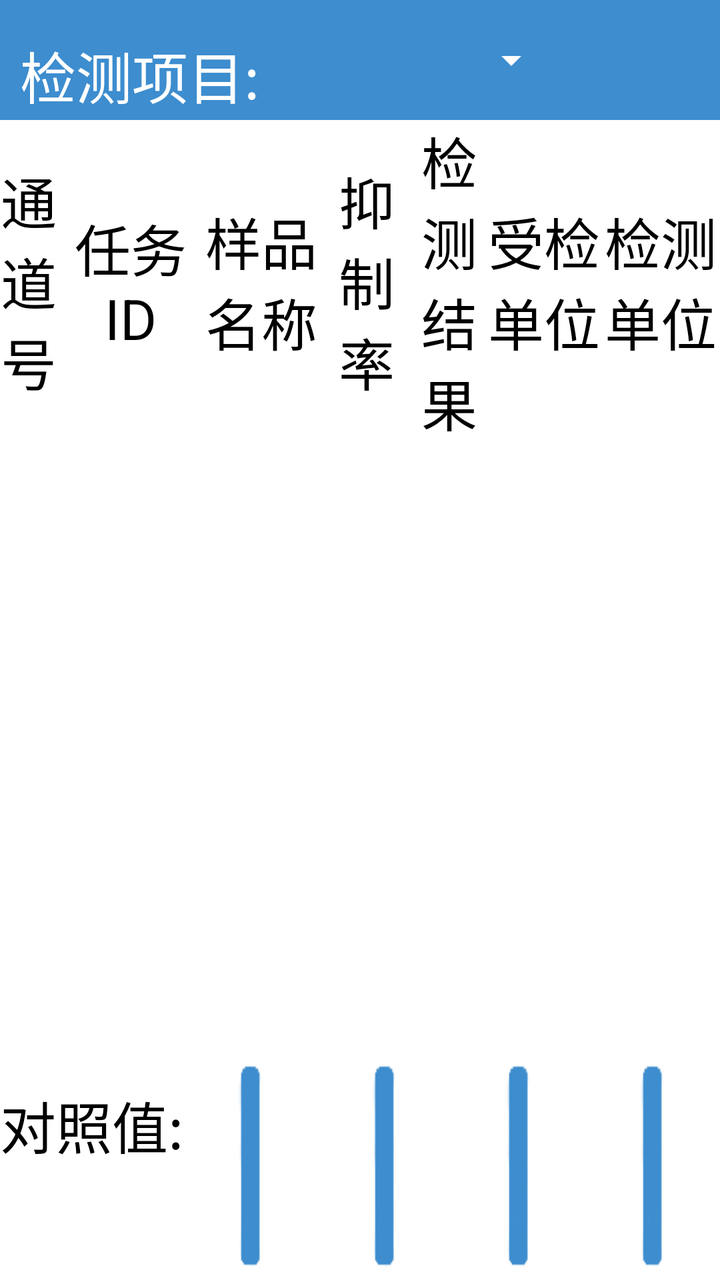
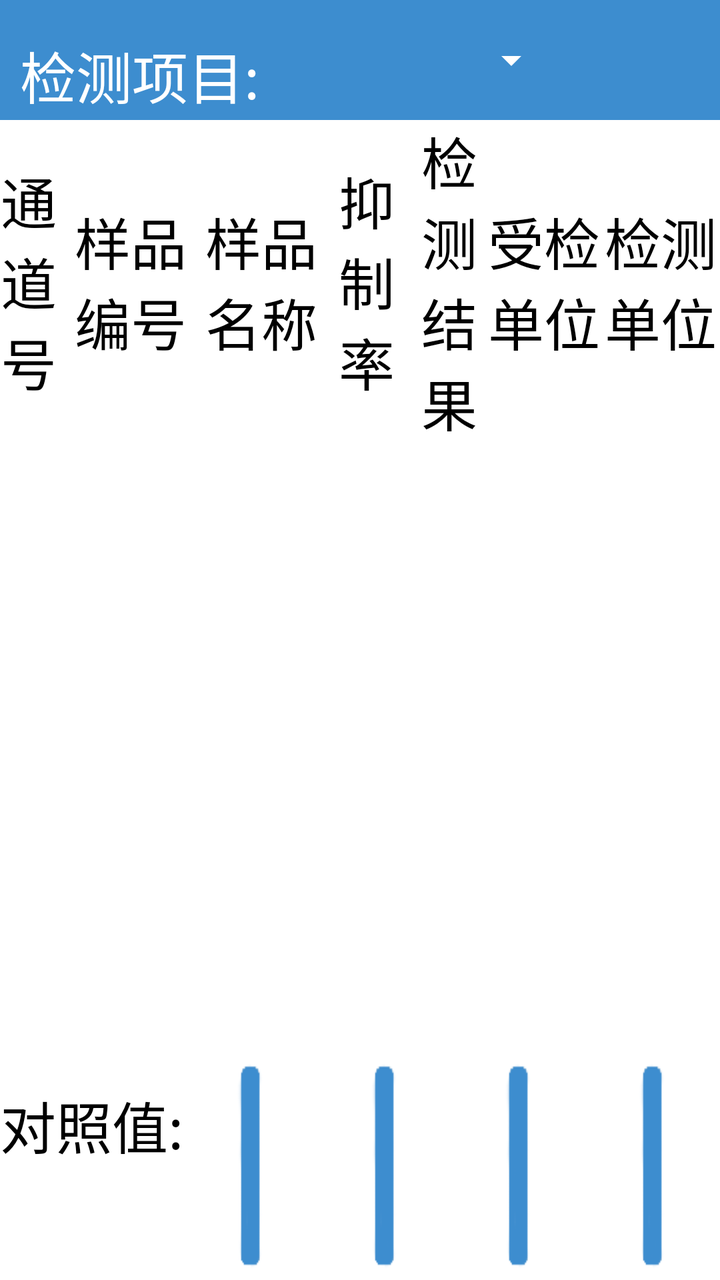

An Android layout rendered at two revisions. The XML below is the earlier revision; the diff shows what the commit changed to produce the second picture.
<!-- AndroidManifest.xml: application theme AppTheme -->
<!-- res/layout/activity_pesticide_test2.xml -->
<?xml version="1.0" encoding="utf-8"?>
<LinearLayout xmlns:android="http://schemas.android.com/apk/res/android"
    xmlns:app="http://schemas.android.com/apk/res-auto"
    xmlns:tools="http://schemas.android.com/tools"
    android:layout_width="match_parent"
    android:layout_height="match_parent"
    android:background="#FFFFFF"
    android:fillViewport="true"
    android:focusable="true"
    android:focusableInTouchMode="true"
    android:orientation="vertical">

    <LinearLayout
        android:layout_width="match_parent"
        android:layout_height="match_parent"
        android:orientation="vertical">

        <LinearLayout
            android:layout_width="match_parent"
            android:layout_height="wrap_content">

            <androidx.appcompat.widget.Toolbar
                android:id="@+id/toolbar"
                android:layout_width="match_parent"
                android:layout_height="60dp"
                android:background="@color/title_color"
                android:fitsSystemWindows="true"
                android:gravity="center_vertical"
                android:paddingLeft="-5dp"
                android:paddingRight="0dp"
                android:theme="@style/ToolBarTheme"
                app:contentInsetLeft="0dp"
                app:contentInsetStart="0dp">

                <LinearLayout
                    android:layout_width="match_parent"
                    android:layout_height="match_parent"
                    android:gravity="center_vertical"
                    android:orientation="horizontal">

                    <TextView
                        android:id="@+id/txt_main_title"
                        android:layout_width="wrap_content"
                        android:layout_height="wrap_content"
                        android:layout_gravity="center"
                        android:singleLine="true"
                        android:text=""
                        android:textColor="@android:color/white"
                        android:textSize="32sp"
                        android:visibility="gone" />

                    <LinearLayout
                        android:layout_width="match_parent"
                        android:layout_height="match_parent"
                        android:layout_marginLeft="10dp"
                        android:layout_marginRight="10dp">


                        <TextView
                            android:layout_width="80dp"
                            android:layout_height="wrap_content"
                            android:textColor="@android:color/black"
                            android:textSize="28sp"
                            android:visibility="gone" />

                        <TextView
                            android:layout_width="wrap_content"
                            android:layout_height="match_parent"
                            android:gravity="center_vertical"
                            android:paddingTop="15dp"
                            android:text="检测项目:"
                            android:textColor="@android:color/white"
                            android:textSize="28sp"
                            />

                        <Spinner
                            android:id="@+id/spn_project"
                            android:layout_width="wrap_content"
                            android:layout_height="match_parent"
                            android:layout_marginLeft="50dp"
                            android:gravity="center"
                            android:minWidth="100dp"
                            android:spinnerMode="dialog"
                            android:visibility="visible"/>

                        <TextView
                            android:id="@+id/tv_projectName"
                            android:layout_width="150dp"
                            android:layout_height="match_parent"
                            android:gravity="center"
                            android:minWidth="100dp"
                            android:textColor="@color/white"
                            android:textSize="32sp"
                            android:paddingTop="15dp"
                            android:text="有机磷和氨基甲酸酯类"
                            android:visibility="gone"/>


                        <TextView
                            android:id="@+id/tv_project"
                            android:layout_width="wrap_content"
                            android:layout_height="match_parent"
                            android:layout_marginLeft="50dp"
                            android:gravity="center"
                            android:minWidth="100dp"
                            android:spinnerMode="dialog"
                            android:textColor="@color/white"
                            android:textSize="32sp"
                            android:paddingTop="10dp"
                            android:visibility="visible"></TextView>

                        <TextView
                            android:id="@+id/tv_status"
                            android:layout_width="match_parent"
                            android:layout_height="match_parent"
                            android:gravity="right|center_vertical"
                            android:textColor="@android:color/white"
                            android:textSize="28sp" />

                    </LinearLayout>
                </LinearLayout>

            </androidx.appcompat.widget.Toolbar>
            
        </LinearLayout>

        <LinearLayout
            android:layout_width="match_parent"
            android:layout_height="wrap_content"
            android:layout_margin="10dp"
            android:visibility="gone">


            <TextView
                android:layout_width="80dp"
                android:layout_height="wrap_content"
                android:textColor="@android:color/black"
                android:textSize="28sp"
                android:visibility="gone" />

            <TextView
                android:layout_width="wrap_content"
                android:layout_height="wrap_content"
                android:text="检测项目:"
                android:textColor="@android:color/black"
                android:textSize="28sp" />

            <Spinner
                android:layout_width="200dp"
                android:layout_height="match_parent"></Spinner>
        </LinearLayout>

        <LinearLayout
            android:layout_width="match_parent"
            android:layout_height="0dp"
            android:layout_weight="1"
            android:orientation="vertical">

            <LinearLayout
                android:id="@+id/ll_card_number"
                android:layout_width="match_parent"
                android:visibility="gone"
                android:layout_height="wrap_content"
                android:orientation="horizontal"
                android:padding="5dp">

                <TextView
                    android:layout_width="wrap_content"
                    android:layout_height="wrap_content"
                    android:text="试剂盒编号:"
                    android:textColor="@color/text_black"
                    android:textSize="26sp" />

                <TextView
                    android:id="@+id/tv_card_number"
                    android:layout_width="250dp"
                    android:layout_height="wrap_content"
                    android:text=""
                    android:textColor="@color/text_black"
                    android:textSize="26sp" />

                <TextView
                    android:id="@+id/tv_hint"
                    android:layout_width="wrap_content"
                    android:layout_height="wrap_content"
                    android:text=""
                    android:textColor="@color/text_black"
                    android:textSize="26sp" />

            </LinearLayout>

            <LinearLayout
                android:layout_width="match_parent"
                android:layout_height="wrap_content"
                android:layout_marginBottom="10dp"
                android:orientation="horizontal">

                <LinearLayout
                    android:id="@+id/ll_select_all"
                    android:layout_width="80dp"
                    android:layout_height="wrap_content"
                    android:gravity="center"
                    android:orientation="horizontal"
                    android:visibility="gone">

                    <ImageView
                        android:id="@+id/cb_select_all"
                        android:layout_width="40dp"
                        android:layout_height="40dp"
                        android:scaleType="centerCrop"
                        android:src="@drawable/cb_selector" />

                    <TextView
                        android:layout_width="wrap_content"
                        android:layout_height="wrap_content"
                        android:text="全选"
                        android:textColor="@android:color/black"
                        android:textSize="26sp" />
                </LinearLayout>

                <CheckBox

                    android:layout_width="100dp"
                    android:layout_height="wrap_content"
                    android:button="@drawable/cb_selector"
                    android:text="全选"
                    android:textSize="26sp"
                    android:visibility="gone" />

                <TextView
                    android:id="@+id/tv_alis"
                    android:layout_width="0dp"
                    android:layout_height="match_parent"
                    android:layout_weight="2"
                    android:gravity="center"
                    android:text="通道号"
                    android:textColor="@android:color/black"
                    android:textSize="28sp" />

                <TextView
                    android:layout_width="0dp"
                    android:layout_height="match_parent"
                    android:layout_weight="5"
                    android:gravity="center"
                    android:text="任务ID"
                    android:textColor="@android:color/black"
                    android:textSize="28sp" />

                <TextView
                    android:layout_width="0dp"
                    android:layout_height="match_parent"
                    android:layout_weight="4"
                    android:gravity="center"
                    android:text="样品名称"
                    android:textColor="@android:color/black"
                    android:textSize="28sp" />

                <TextView
                    android:id="@+id/tv_yzl"
                    android:layout_width="0dp"
                    android:layout_height="match_parent"
                    android:layout_weight="3.2"
                    android:gravity="center"
                    android:text="抑制率"
                    android:textColor="@android:color/black"
                    android:textSize="28sp" />

                <TextView
                    android:layout_width="0dp"
                    android:layout_height="match_parent"
                    android:layout_weight="2.5"
                    android:gravity="center"
                    android:text="检测结果"
                    android:textColor="@android:color/black"
                    android:textSize="28sp" />

                <TextView
                    android:layout_width="0dp"
                    android:layout_height="match_parent"
                    android:layout_weight="4"
                    android:gravity="center"
                    android:text="受检单位"
                    android:textColor="@android:color/black"
                    android:textSize="28sp" />

                <TextView
                    android:layout_width="0dp"
                    android:layout_height="match_parent"
                    android:layout_weight="4"
                    android:gravity="center"
                    android:text="检测单位"
                    android:textColor="@android:color/black"
                    android:textSize="28sp" />
                <TextView
                    android:layout_width="0dp"
                    android:layout_height="match_parent"
                    android:layout_weight="4"
                    android:gravity="center"
                    android:text="样品子类"
                    android:visibility="gone"
                    android:textColor="@android:color/black"
                    android:textSize="28sp" />

                <TextView
                    android:layout_width="0dp"
                    android:layout_height="match_parent"
                    android:layout_weight="2"
                    android:gravity="center"
                    android:visibility="gone"
                    android:text="重量（Kg）"
                    android:textColor="@android:color/black"
                    android:textSize="28sp" />

            </LinearLayout>

            <LinearLayout
                android:layout_width="match_parent"
                android:layout_height="match_parent"
                android:orientation="vertical">


                <androidx.recyclerview.widget.RecyclerView
                    android:id="@+id/rv_data"
                    android:layout_width="match_parent"
                    android:layout_height="0dp"
                    android:layout_weight="1"
                    android:overScrollMode="ifContentScrolls"
                    android:scrollbarSize="20dp"
                    android:scrollbarThumbVertical="@drawable/scroll_bar_s"
                    android:scrollbarTrackVertical="@drawable/scroll_bar_l"
                    android:scrollbars="vertical" />

                <LinearLayout
                    android:layout_width="match_parent"
                    android:layout_height="wrap_content">

                    <TextView
                        android:id="@+id/tv_compare_value"
                        android:layout_width="wrap_content"
                        android:layout_height="wrap_content"
                        android:text="对照值:"
                        android:textColor="@android:color/black"
                        android:textSize="28sp" />

                    <Button
                        android:id="@+id/btn_compare"
                        style="@style/BtnBottom"
                        android:text="对照" />

                    <Button
                        android:id="@+id/btn_test"
                        style="@style/BtnBottom"
                        android:text="检测" />

                    <Button
                        android:id="@+id/btn_open_close_lid"
                        style="@style/BtnBottom"
                        android:text="开关盖"
                        android:visibility="gone" />

                    <Button
                        android:id="@+id/btn_out_in_card"
                        style="@style/BtnBottom"
                        android:text="进出卡"
                        android:visibility="gone" />

                    <Button
                        android:id="@+id/btn_upload"
                        style="@style/BtnBottom"
                        android:text="上传"
                        android:visibility="gone" />

                    <Button
                        android:id="@+id/btn_print"
                        style="@style/BtnBottom"
                        android:text="打印" />

                    <Button
                        android:id="@+id/btn_openorclose"
                        style="@style/BtnBottom"
                        android:text="开关盖"
                        android:visibility="gone" />

                    <Button
                        android:id="@+id/btn_return"
                        style="@style/BtnBottom"
                        android:text="返回" />
                    <Button
                        android:id="@+id/btn_changemethod"
                        style="@style/BtnBottom"
                        android:visibility="gone"
                        android:textSize="22sp"
                        android:text="方式切换" />
                </LinearLayout>
            </LinearLayout>
        </LinearLayout>
    </LinearLayout>

</LinearLayout>
<!-- resources referenced by this layout -->
<resources>
  <color name="text_black">#222222</color>
  <color name="title_color">#3D8DCF</color>
  <color name="white">#ffffff</color>
  <!-- drawable cb_selector (drawable) -->
  <?xml version="1.0" encoding="utf-8"?>
  <selector xmlns:android="http://schemas.android.com/apk/res/android">
      <item android:drawable="@drawable/cb_state_p" android:state_selected="true"></item>
      <item android:drawable="@drawable/cb_state_n" android:state_selected="false"></item>
  </selector>
  <!-- drawable scroll_bar_l (drawable) -->
  <?xml version="1.0" encoding="utf-8"?>
  <shape xmlns:android="http://schemas.android.com/apk/res/android"
      android:shape="rectangle">
      <stroke
          android:width="1dp"
          android:color="@color/gray_filtrate_bg"></stroke>
      <solid android:color="@color/white"></solid>
      <corners android:radius="5dp"></corners>
  </shape>
  <!-- drawable scroll_bar_s (drawable) -->
  <?xml version="1.0" encoding="utf-8"?>
  <shape xmlns:android="http://schemas.android.com/apk/res/android"
      android:shape="rectangle">
      <stroke
          android:width="1dp"
          android:color="@color/gray_filtrate_bg"></stroke>
      <solid android:color="#aaaaaa"></solid>
      <corners android:radius="5dp"></corners>
  </shape>
  <style name="BtnBottom" parent="android:Widget.Material.Light.Button.Borderless.Small">
          
          <item name="android:textSize">28sp</item>
          <item name="android:textColor">@android:color/white</item>
          <item name="android:background">@drawable/btn_default1</item>
          <item name="android:layout_width">0dp</item>
          <item name="android:layout_marginRight">25dp</item>
          <item name="android:layout_marginLeft">25dp</item>
          <item name="android:layout_height">wrap_content</item>
          <item name="android:layout_weight">1</item>
      </style>
  <style name="ToolBarTheme" parent="@style/ThemeOverlay.AppCompat.Dark">
          <item name="android:textColorSecondary">#ffffff</item>
          
          
          <item name="android:textSize">25sp</item>
          <item name="actionOverflowMenuStyle">@style/OverflowMenuStyle</item>
          
          <item name="android:actionOverflowButtonStyle">@style/OverflowButtonStyle</item>
      </style>
  <style name="AppTheme" parent="Theme.AppCompat.Light.DarkActionBar">
          
          <item name="android:windowNoTitle">true</item>
          <item name="android:windowFullscreen">true</item>
      </style>
  <color name="gray_filtrate_bg">#dddddd</color>
  <!-- drawable btn_default1 (drawable) -->
  <?xml version="1.0" encoding="utf-8"?>
  <selector xmlns:android="http://schemas.android.com/apk/res/android">
      <item android:state_pressed="true" android:drawable="@drawable/btn_blue_selected1"></item>
      <item android:state_pressed="false" android:drawable="@drawable/btn_blue_normal1"></item>
      <item android:drawable="@drawable/btn_blue_normal1"></item>
  </selector>
  <style name="OverflowMenuStyle" parent="Widget.AppCompat.Light.PopupMenu.Overflow">
          <item name="overlapAnchor">false</item>  
      </style>
  <style name="OverflowButtonStyle" parent="@android:style/Widget.ActionButton.Overflow">
          
          <item name="android:scaleType">centerInside</item>
          <item name="android:src">@drawable/ic_add</item>
      </style>
      --&gt;
  <!-- unchanged entries left out for length: 5 -->
</resources>

<!-- the commit's change to res/layout/activity_pesticide_test2.xml (unified diff, before → after) -->
@@ -242,7 +242,7 @@
                     android:layout_height="match_parent"
                     android:layout_weight="5"
                     android:gravity="center"
-                    android:text="任务ID"
+                    android:text="样品编号"
                     android:textColor="@android:color/black"
                     android:textSize="28sp" />
 
